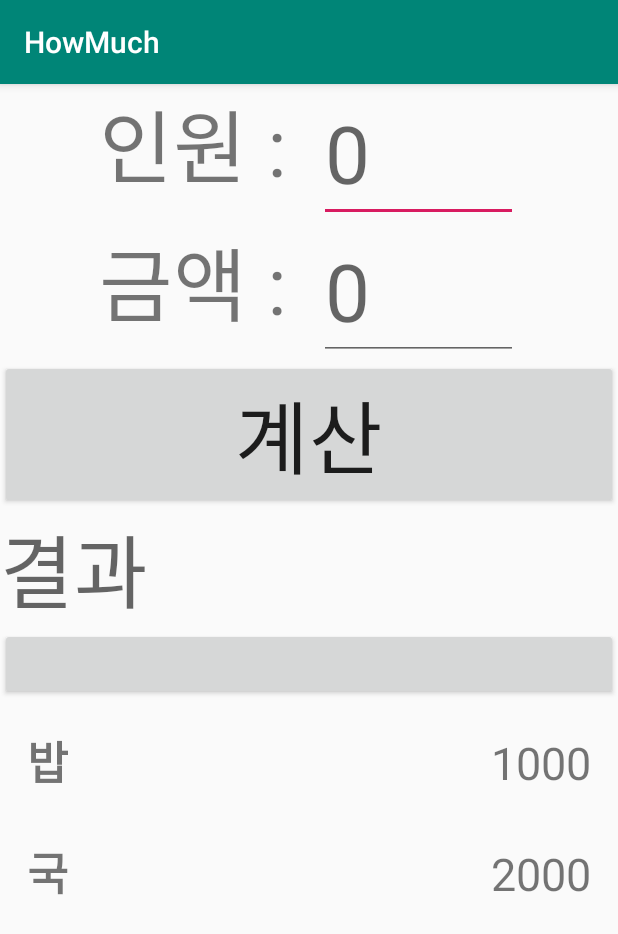
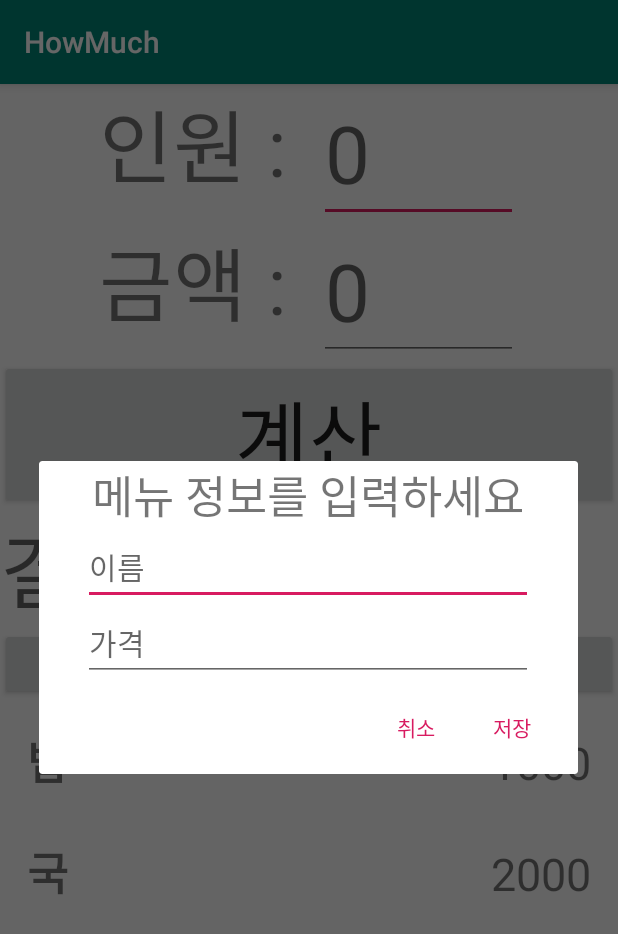
Before and after one commit to akffhaos95/HowMuchPay, an Android app: the PlusActivity screen opened directly, with no data from a screen before it, after a tap on an icon or button, on a phone screen of 412 x 824 dp. Shown: the top 934 px of the screen. Run offline under Robolectric (Android 15) with nearby library versions, the phone set to English and light mode, and no system bars.

Commit message:
menuplus button dialog activity

```diff
--- a/app/src/main/java/com/example/howmuch/PlusActivity.kt
+++ b/app/src/main/java/com/example/howmuch/PlusActivity.kt
@@ -1,9 +1,11 @@
 package com.example.howmuch
 
+import android.content.DialogInterface
 import androidx.appcompat.app.AppCompatActivity
 import android.os.Bundle
-import android.util.Log
+import android.widget.EditText
 import android.widget.Toast
+import androidx.appcompat.app.AlertDialog
 import androidx.recyclerview.widget.LinearLayoutManager
 import kotlinx.android.synthetic.main.activity_plus.*
 
@@ -12,10 +14,14 @@ class PlusActivity : AppCompatActivity() {
     override fun onCreate(savedInstanceState: Bundle?) {
         super.onCreate(savedInstanceState)
         setContentView(R.layout.activity_plus)
+
+        //임시 데이터
         var menu_List = arrayListOf<Menu>(
             Menu("밥", "1000"),
             Menu("국", "2000")
         )
+
+        //RecyclerView
         val mAdapter = MenuAdapter(this, menu_List, { menu ->
             Toast.makeText(this,"Menu ${menu.name}, Price ${menu.price}", Toast.LENGTH_SHORT).show()
         }, { menu->
@@ -27,6 +33,7 @@ class PlusActivity : AppCompatActivity() {
         mRecyclerView.layoutManager = lm
         mRecyclerView.setHasFixedSize(true)
 
+        //Result Button
         btn_result.setOnClickListener {
             var member = txt_member.text.toString()
             var money = txt_money.text.toString()
@@ -38,8 +45,18 @@ class PlusActivity : AppCompatActivity() {
                 txt_result.text = (Integer.parseInt(money)/Integer.parseInt(member)).toString()
             }
         }
+
+        //Menu Plus Button
         btn_menu_plus.setOnClickListener {
-
+            val builder = AlertDialog.Builder(this)
+            val dialogView = layoutInflater.inflate(R.layout.dialog_plus_menu, null)
+            val dialogName = dialogView.findViewById<EditText>(R.id.txt_plus_menu_name)
+            val dialogPrice = dialogView.findViewById<EditText>(R.id.txt_plus_menu_price)
+            builder.setView(dialogView).setPositiveButton("저장") {
+                    dialogInterface, i-> Toast.makeText(this,"이름 : ${dialogName.text.toString()}",Toast.LENGTH_SHORT).show()
+            } .setNegativeButton("취소") {
+                    dialogInterface, i-> Toast.makeText(this,"가격 : ${dialogPrice.text.toString()}",Toast.LENGTH_SHORT).show()
+            }.show()
         }
     }
 }
--- /dev/null
+++ b/app/src/main/res/layout/dialog_plus_menu.xml
@@ -0,0 +1,29 @@
+<?xml version="1.0" encoding="utf-8"?>
+<LinearLayout xmlns:android="http://schemas.android.com/apk/res/android"
+    android:layout_width="match_parent"
+    android:layout_height="match_parent"
+    android:orientation="vertical"
+    android:gravity="center_horizontal"
+    android:layout_margin="10dp">
+    <TextView
+        android:text="메뉴 정보를 입력하세요"
+        android:textSize="30dp"
+        android:gravity="center"
+        android:layout_width="match_parent"
+        android:layout_height="wrap_content"/>
+    <EditText
+        android:id="@+id/txt_plus_menu_name"
+        android:hint="이름"
+        android:textSize="20dp"
+        android:layout_width="300dp"
+        android:layout_height="wrap_content"/>
+    <EditText
+        android:id="@+id/txt_plus_menu_price"
+        android:hint="가격"
+        android:textSize="20dp"
+        android:inputType="number"
+        android:digits="0123456789"
+        android:layout_width="300dp"
+        android:layout_height="wrap_content"/>
+
+</LinearLayout>
```
